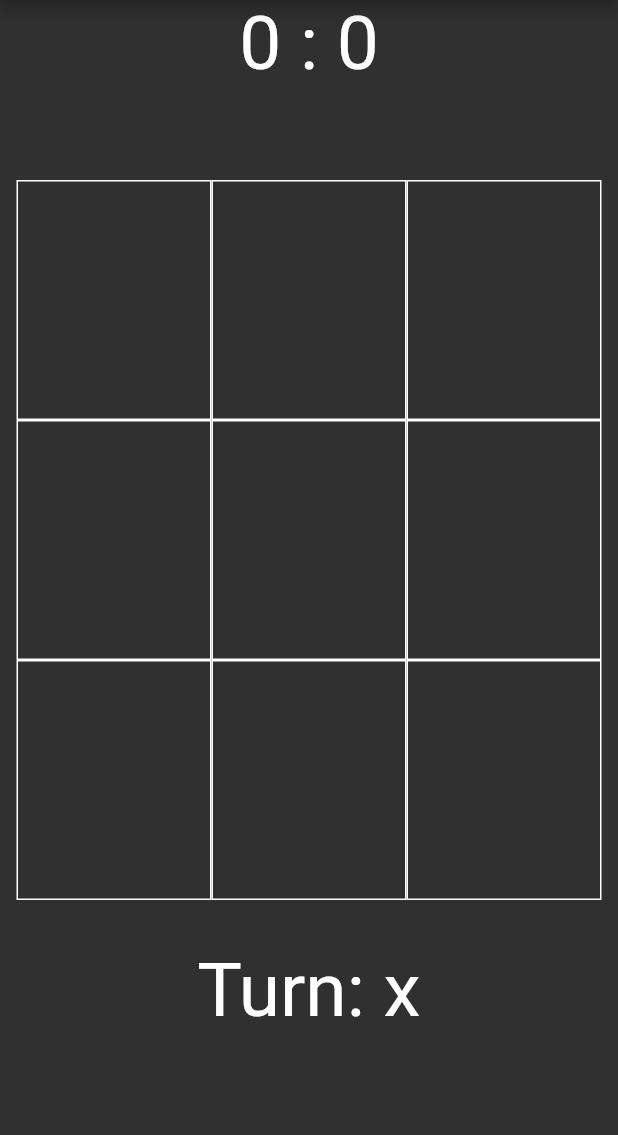
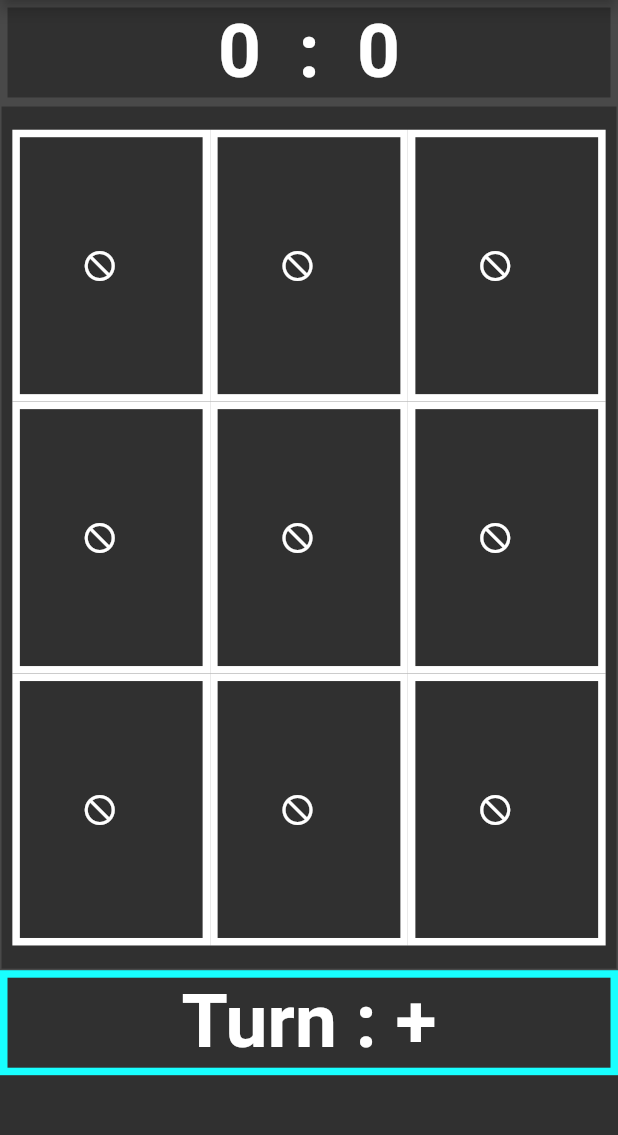
Before and after one commit to Gabelica/flutterTicTacToe, a Flutter app: the screen it shows after launch, on a phone screen of 412 x 824 dp, the part 84-1219 px from its top. Run offline on Flutter 3.47's test engine with Material 2 defaults, Android fonts, the phone set to English and light mode, and no system bars.

Commit message:
rewriting whole code for a better version

```diff
--- a/lib/main.dart
+++ b/lib/main.dart
@@ -1,283 +1,215 @@
 import 'package:flutter/material.dart';
 
-//zadatak 1 nacrtat crtu
-//zadatak 2 AI
+/*
+TO DO
+change empty field icon
+on tap change icon
+*/
 
 void main() => runApp(MyApp());
+var turn = "+";
+void changeTurn() {
+  turn == "+" ? turn = "o" : turn = "+";
+}
 
 class MyApp extends StatelessWidget {
   // This widget is the root of application.
   @override
   Widget build(BuildContext context) {
     return MaterialApp(
-      title: "Tic Tac Toe",
         theme: ThemeData.dark(),
-      home: homePage(),
+        home: Scaffold(
+          appBar: AppBar(
+            title: Text("TicTacToe"),
+          ),
+          body: ListView(
+            children: <Widget>[scoreSection, gridSection, turnSection],
+          ),
+        ));
+  }
+
+//show score widget
+  Widget scoreSection = Container(
+    child: new Score(),
+  );
+
+  Widget gridSection = Container(
+    child: new Grid(),
+  );
+
+//show turn widget
+  Widget turnSection = GestureDetector(
+    child: Container(
+      height: 70.0,
+      decoration: BoxDecoration(
+        border: Border.all(
+            color: Colors.cyanAccent,
+            width: 5.0), //suround score with theme style border
+      ),
+      child: Text(
+        "Turn : $turn",
+        style: TextStyle(fontWeight: FontWeight.bold, fontSize: 50.0),
+      ),
+      alignment: Alignment(0.0, 0.0), // align to center of container
+    ),
+    onLongPress: null,
+  );
+
+
+}
+
+// keeping track of score
+class Score extends StatefulWidget {
+  int scoreX;
+  int scoreO;
+
+  @override
+  _ScoreState createState() => _ScoreState();
+}
+
+class _ScoreState extends State<Score> {
+  //getter for score variables
+  get _scoreX => widget.scoreX;
+  get _scoreO => widget.scoreO;
+
+  void resetScore() {
+    widget.scoreO = 0;
+    widget.scoreX = 0;
+  }
+
+  void xWon() {
+    widget.scoreX++;
+  }
+
+  void oWon() {
+    widget.scoreO++;
+  }
+
+  @override
+  Widget build(BuildContext context) {
+    double screenHeight =
+        MediaQuery.of(context).size.height; // get size of screen
+    double screenWidth = MediaQuery.of(context).size.width;
+    resetScore();
+    return Container(
+      height: 70.0,
+      decoration: BoxDecoration(
+        border: Border.all(
+            color: Theme.of(context).dividerColor,
+            width: 5.0), //suround score with theme style border
+      ),
+      child: Text(
+        " $_scoreX  :  $_scoreO ",
+        style: TextStyle(fontWeight: FontWeight.bold, fontSize: 50.0),
+      ),
+      alignment: Alignment(0.0, 0.0), // align to center of container
     );
   }
 }
 
-class homePage extends StatefulWidget {
-  @override
-  State<StatefulWidget> createState() {
-    return _HomePageState();
-  }
+class Grid extends StatefulWidget {
+  _GridState createState() => _GridState();
 }
 
-class WinnerLine extends CustomPainter {
-  Offset start;
-  Offset end;
-
-  WinnerLine(double s1, s2, e1, e2)
-      : start = new Offset(s1, s2),
-        end = new Offset(e1, e2);
-
-  @override
-  void paint(Canvas canvas, Size size) {
-    //create a paint - set it's properties
-    Paint paint = new Paint()
-      //..strokeJoin = StrokeJoin.round
-      ..strokeCap = StrokeCap.round
-      ..strokeWidth = 40.0
-      ..color = Colors.red;
-    ;
-    canvas.drawLine(this.start, this.end, paint);
-  }
-
-  @override
-  bool shouldRepaint(CustomPainter oldDelegate) {
-    return true;
-  }
-}
-
-class _HomePageState extends State<homePage> {
-  List<List> _matrix;
-
-  _HomePageState() {
-    _initMatrix();
-  }
-
-  _initMatrix() {
-    _matrix = List<List>(3);
-    for (var i = 0; i < _matrix.length; i++) {
-      _matrix[i] = List(3);
-      for (var j = 0; j < _matrix.length; j++) {
-        _matrix[i][j] = ' ';
-      }
-    }
-  }
-
-  void _handleTapDown(TapDownDetails details) {
-    final RenderBox referenceBox = context.findRenderObject();
-    setState(() {
-      _tapPosition = referenceBox.globalToLocal(details.globalPosition);
-      //_tapPosition = details.globalPosition;
-      print("local:" +
-          referenceBox.globalToLocal(details.globalPosition).toString() +
-          "global:" +
-          details.globalPosition.toString());
-    });
-  }
-
-  nextTurn() => _turn == "o" ? _next = "x" : _next = "o";
-
-  String _turn = "o";
-  String _next = "x";
-  int _scoreX = 0;
-  int _scoreO = 0;
-  List<double> _coords = new List.filled(4, -20.0);
-  Offset _tapPosition;
-
-  _resetLineCoords() {
-    _coords[0] = -20;
-    _coords[1] = -20;
-    _coords[2] = -20;
-    _coords[3] = -20;
-  }
-
+class _GridState extends State<Grid> {
   @override
   Widget build(BuildContext context) {
-    return Scaffold(
-        appBar: AppBar(
-          title: Text("TicTacToe"),
-        ),
-        body: Column(children: [
-          CustomPaint(
-              painter:
-                  WinnerLine(_coords[0], _coords[1], _coords[2], _coords[3])),
-          Container(
-            height: 70.0,
-            child: Text(
-              " $_scoreX : $_scoreO ",
-              style: TextStyle(fontSize: 50.0),
-            ),
-          ),
-          Padding(
-            padding: EdgeInsets.only(top: 50),
-            child: Column(
+    double screenHeight =
+        MediaQuery.of(context).size.height; // get size of screen
+    double screenWidth = MediaQuery.of(context).size.width;
+    //building a grid of buttons
+    Widget grid = Column(
       mainAxisAlignment: MainAxisAlignment.center,
       children: <Widget>[
         Row(
           mainAxisSize: MainAxisSize.min,
           children: <Widget>[
-                    _buildElement(0, 0),
-                    _buildElement(0, 1),
-                    _buildElement(0, 2),
+            Field(0, 0),
+            Field(0, 1),
+            Field(0, 2),
           ],
         ),
         Row(
           mainAxisSize: MainAxisSize.min,
           children: <Widget>[
-                    _buildElement(1, 0),
-                    _buildElement(1, 1),
-                    _buildElement(1, 2)
+            Field(1, 0),
+            Field(1, 1),
+            Field(1, 2),
           ],
         ),
         Row(
           mainAxisSize: MainAxisSize.min,
           children: <Widget>[
-                    _buildElement(2, 0),
-                    _buildElement(2, 1),
-                    _buildElement(2, 2)
+            Field(2, 0),
+            Field(2, 1),
+            Field(2, 2),
           ],
         )
       ],
+    );
+
+    return Container(
+      decoration: BoxDecoration(
+        border: Border.all(
+          color: Theme.of(context).dividerColor,
+        ), // remove decoration
       ),
-          ),
-          Container(
-              height: 90.0,
-              alignment: Alignment(0.0, 1.0),
-              child: GestureDetector(
-                onLongPress: () {
-                  setState(() {
-                    _scoreO = 0;
-                    _scoreX = 0;
-                    _resetLineCoords();
-                    _initMatrix();
-                  });
-                },
-                child: Text("Turn: $_next", style: TextStyle(fontSize: 50.0)),
-              )),
-        ]));
+      width: screenWidth,
+      height: screenHeight * 0.70, //grid occupies most of the screen
+      child: grid,
+    );
+  }
 }
 
-  _buildElement(int x, int y) {
-    return GestureDetector(
-      onTapDown: _handleTapDown,
-      onTap: () {
-        _changeMatrixField(x, y);
-        if (_gameWon(x, y) != 0) {
-          _showDialog(true);
-          //_drawWin(result);
-        } else if (_gameDraw()) {
-          _showDialog(false);
+class Field extends StatefulWidget {
+  int x, y;
+  bool state;
+
+  Field(int x, int y) {
+    this.x = x;
+    this.y = y;
+    this.state = false; //not clicked
   }
-      },
-      child: Container(
-          width: 130,
-          height: 160,
-          decoration: BoxDecoration(
-              shape: BoxShape.rectangle,
-              border: Border.all(color: Colors.white)),
-          child: Padding(
-            padding: EdgeInsets.only(bottom: 10),
-            child: Center(
-              child: Text(_matrix[x][y], style: TextStyle(fontSize: 150.0)),
-            ),
-          )),
-    );
+  @override
+  State<StatefulWidget> createState() {
+    return _FieldState();
+  }
 }
 
-  _changeMatrixField(int x, int y) {
+class _FieldState extends State<Field> {
+  void _handleTap() {
+    //needs implementation
+    if (widget.state == false) {
+      widget.state = true;
+      changeTurn();
+      setState(() {});
+    } else {
+      print("vec kliknuto");
+    }
+  }
+
+  void resetField(){
+    widget.state = false;
     setState(() {
-      if (_matrix[x][y] == ' ') {
-        if (_turn == 'o')
-          _turn = 'x';
-        else
-          _turn = 'o';
-
-        _matrix[x][y] = _turn;
-      }
-      nextTurn();
     });
   }
 
-  _gameWon(int x, int y) {
-    var col = 0, row = 0, diagonal = 0, rdiagonal = 0;
-    var n = _matrix.length - 1;
-    for (int i = 0; i < _matrix.length; i++) {
-      if (_matrix[x][i] == _turn) col++;
-      if (_matrix[i][y] == _turn) row++;
-      if (_matrix[i][i] == _turn) diagonal++;
-      if (_matrix[i][n - i] == _turn) rdiagonal++;
-    }
-    if (col == n + 1) {
-      _coords[0] = -160;
-      _coords[1] = _tapPosition.dy.abs()-80;
-      _coords[2] = 160; // sredina gornje live kutije
-      _coords[3] = _tapPosition.dy.abs()-80;
-    } else if (row == n + 1) {
-      _coords[0] = _tapPosition.dx.abs()-200;
-      _coords[1] = 150;
-      _coords[2] = _tapPosition.dx.abs()-200;
-      _coords[3] = 560;
-    } else if (diagonal == n + 1) {
-      _coords[0] = -160;
-      _coords[1] = 200;
-      _coords[2] = 165;
-      _coords[3] = 540;
-    } else if (rdiagonal == n + 1) {
-      _coords[0] = 160;
-      _coords[1] = 200;
-      _coords[2] = -165;
-      _coords[3] = 540;
-    } else {
-      return 0;
+  Widget build(BuildContext context) {
+    double screenHeight =
+        MediaQuery.of(context).size.height; // get size of screen
+    double screenWidth = MediaQuery.of(context).size.width;
+    return Container(
+        decoration:
+            BoxDecoration(border: Border.all(color: Colors.white, width: 5.0)),
+        width: screenWidth * 0.32,
+        height: screenHeight * 0.22,
+        margin: EdgeInsets.all(0.0),
+        child: FlatButton.icon(
+          icon: widget.state == false
+              ? (Icon(Icons.not_interested))
+              : (Icon(Icons.add)),
+          label: Text(" "),
+          onPressed: _handleTap,
+        ));
   }
 }
-
-  _gameDraw() {
-    var draw = true;
-    _matrix.forEach((i) {
-      i.forEach((j) {
-        if (j == ' ') draw = false;
-        return draw;
-      });
-    });
-    return draw;
-  }
-
-  _showDialog(bool winner) {
-    String dialogText;
-    if (winner == false)
-      dialogText = "Draw";
-    else {
-      dialogText = "$_turn won the game";
-      if (_turn == "x")
-        _scoreX++;
-      else
-        _scoreO++;
-    }
-    showDialog(
-        context: context,
-        barrierDismissible: false, // user must tap button!
-        builder: (context) {
-          return AlertDialog(
-            title: Text("Game over"),
-            content: Text(dialogText),
-            actions: <Widget>[
-              FlatButton(
-                child: Text("Next round"),
-                onPressed: () {
-                  Navigator.of(context).pop();
-                  setState(() {
-                    _initMatrix();
-                    _resetLineCoords();
-                  });
-                },
-              ),
-            ],
-          );
-        });
-  }
-}
```
Lines whose indentation alone changed are shown as unchanged.
